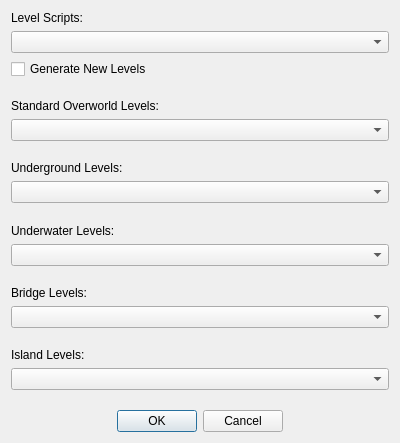
First picture: the form in SMB1/SMB1_Compliance_To_SMB1/Configure_Level_Form.ui, repository Coolcord/Level-Headed, before the edit.
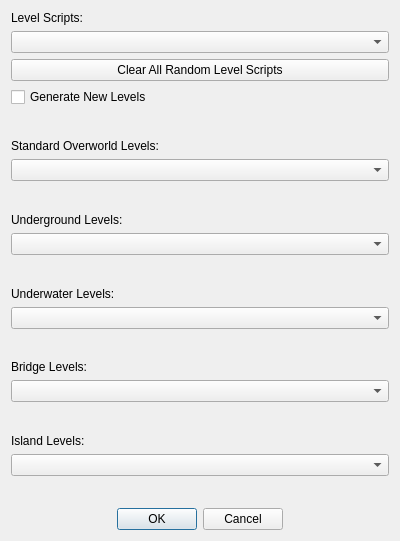
Second picture: the form after the edit.

Commit message: Added a button to clear previous random level scripts

```diff
--- a/SMB1/SMB1_Compliance_To_SMB1/Configure_Level_Form.ui
+++ b/SMB1/SMB1_Compliance_To_SMB1/Configure_Level_Form.ui
@@ -7,7 +7,7 @@
     <x>0</x>
     <y>0</y>
     <width>400</width>
-    <height>443</height>
+    <height>541</height>
    </rect>
   </property>
   <property name="windowTitle">
@@ -26,6 +26,13 @@
      <item>
       <widget class="QComboBox" name="comboLevelScripts"/>
      </item>
+     <item>
+      <widget class="QPushButton" name="btnClearAllRandomLevelScripts">
+       <property name="text">
+        <string>Clear All Random Level Scripts</string>
+       </property>
+      </widget>
+     </item>
      <item>
       <widget class="QCheckBox" name="cbGenerateNewLevels">
        <property name="text">
```
The commit also changes 2 other files.
